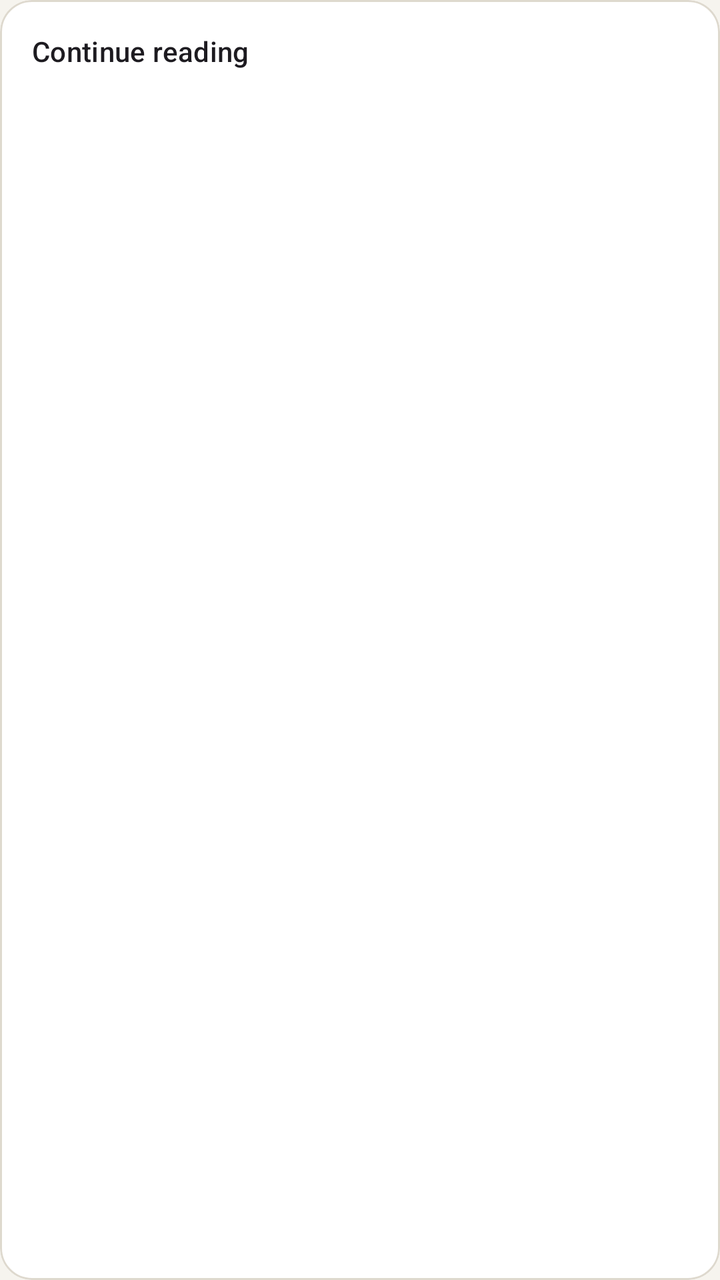
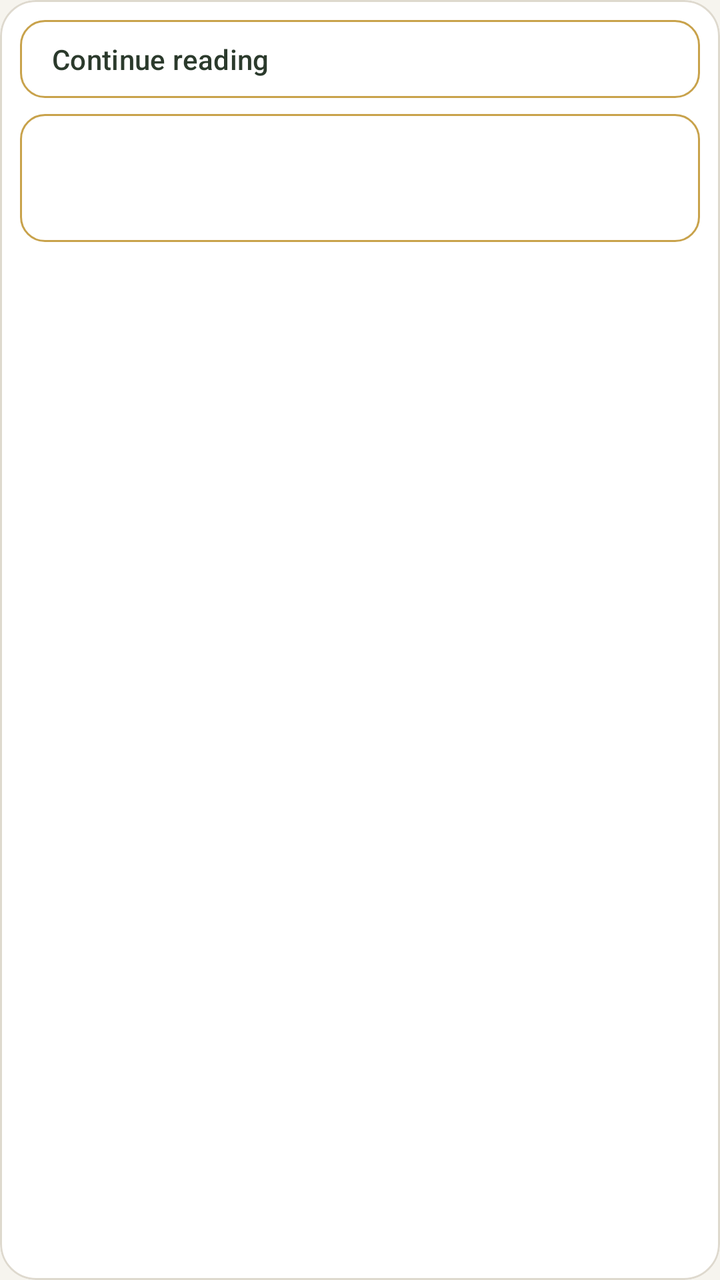

Before-and-after screenshots of an Android layout around one commit, followed by the original layout XML and the change that was made.
<!-- AndroidManifest.xml: application theme Theme.Sower -->
<!-- res/layout/item_continue.xml -->
<?xml version="1.0" encoding="utf-8"?>
<com.google.android.material.card.MaterialCardView xmlns:android="http://schemas.android.com/apk/res/android"
    xmlns:app="http://schemas.android.com/apk/res-auto"
    android:id="@+id/continueCard"
    android:layout_width="match_parent"
    android:layout_height="wrap_content"
    android:layout_marginStart="16dp"
    android:layout_marginEnd="16dp"
    android:layout_marginTop="12dp"
    app:cardBackgroundColor="@color/book_tile"
    app:cardCornerRadius="16dp"
    app:strokeColor="@color/book_tile_border"
    app:strokeWidth="1dp">

    <LinearLayout
        android:layout_width="match_parent"
        android:layout_height="wrap_content"
        android:orientation="vertical"
        android:padding="16dp">

        <TextView
            android:layout_width="wrap_content"
            android:layout_height="wrap_content"
            android:text="@string/continue_reading"
            android:textAppearance="?attr/textAppearanceLabelLarge" />

        <TextView
            android:id="@+id/continueWhere"
            android:layout_width="wrap_content"
            android:layout_height="wrap_content"
            android:layout_marginTop="4dp"
            android:textAppearance="?attr/textAppearanceTitleMedium" />
    </LinearLayout>
</com.google.android.material.card.MaterialCardView>
<!-- resources referenced by this layout -->
<resources>
  <color name="book_tile">#FFFFFF</color>
  <color name="book_tile_border">#DED9CE</color>
  <string name="continue_reading">Continue reading</string>
  <style name="Theme.Sower" parent="Base.Theme.Sower" />
  <style name="Base.Theme.Sower" parent="Theme.Material3.DayNight.NoActionBar">
          <item name="colorPrimary">@color/sower_green</item>
          <item name="colorOnPrimary">#FFFFFF</item>
          <item name="colorPrimaryContainer">#D8E8D4</item>
          <item name="colorOnPrimaryContainer">@color/sower_green_dark</item>
          <item name="colorSecondary">@color/sower_gold</item>
          
          <item name="android:colorBackground">@color/page_bg</item>
          <item name="android:windowBackground">@color/page_bg</item>
          <item name="colorSurface">@color/page_bg</item>
          
          <item name="android:statusBarColor">@android:color/transparent</item>
          
          <item name="bubbleBackground">@color/book_bubble</item>
          <item name="bubbleText">@color/sower_green_dark</item>
          <item name="bubbleRipple">@color/sower_green</item>
          <item name="sectionHeading">@color/sower_green</item>
      </style>
  <color name="sower_green">#2E6B34</color>
  <color name="sower_green_dark">#1E4A22</color>
  <color name="sower_gold">#C8A24B</color>
  <color name="page_bg">#F6F4EE</color>
  <color name="book_bubble">#D8E8D4</color>
</resources>

<!-- the commit's change to res/layout/item_continue.xml (unified diff, before → after) -->
@@ -7,8 +7,10 @@
     android:layout_marginStart="16dp"
     android:layout_marginEnd="16dp"
     android:layout_marginTop="12dp"
+    android:clickable="true"
+    android:focusable="true"
     app:cardBackgroundColor="@color/book_tile"
-    app:cardCornerRadius="16dp"
+    app:cardCornerRadius="18dp"
     app:strokeColor="@color/book_tile_border"
     app:strokeWidth="1dp">
 
@@ -16,19 +18,33 @@
         android:layout_width="match_parent"
         android:layout_height="wrap_content"
         android:orientation="vertical"
-        android:padding="16dp">
+        android:padding="10dp">
 
         <TextView
-            android:layout_width="wrap_content"
+            android:layout_width="match_parent"
             android:layout_height="wrap_content"
+            android:background="@drawable/inner_box"
+            android:paddingStart="16dp"
+            android:paddingEnd="16dp"
+            android:paddingTop="10dp"
+            android:paddingBottom="10dp"
             android:text="@string/continue_reading"
-            android:textAppearance="?attr/textAppearanceLabelLarge" />
+            android:textAppearance="?attr/textAppearanceTitleSmall"
+            android:textColor="@color/book_text" />
 
         <TextView
             android:id="@+id/continueWhere"
-            android:layout_width="wrap_content"
+            android:layout_width="match_parent"
             android:layout_height="wrap_content"
-            android:layout_marginTop="4dp"
-            android:textAppearance="?attr/textAppearanceTitleMedium" />
+            android:layout_marginTop="8dp"
+            android:background="@drawable/inner_box"
+            android:gravity="center_vertical"
+            android:minHeight="64dp"
+            android:paddingStart="16dp"
+            android:paddingEnd="16dp"
+            android:paddingTop="12dp"
+            android:paddingBottom="12dp"
+            android:textColor="@color/book_text"
+            android:textSize="20sp" />
     </LinearLayout>
 </com.google.android.material.card.MaterialCardView>
<!-- resource entries referenced after the edit -->
@@ -1,9 +1,21 @@
 <!-- resources referenced by this layout -->
 <resources>
+  <color name="book_text">#2B3A2C</color>
   <color name="book_tile">#FFFFFF</color>
   <color name="book_tile_border">#DED9CE</color>
+  <!-- drawable inner_box (drawable) -->
+  <?xml version="1.0" encoding="utf-8"?>
+  <shape xmlns:android="http://schemas.android.com/apk/res/android"
+      android:shape="rectangle">
+      <solid android:color="@color/book_tile" />
+      <corners android:radius="12dp" />
+      <stroke
+          android:width="1dp"
+          android:color="@color/sower_gold" />
+  </shape>
   <string name="continue_reading">Continue reading</string>
   <style name="Theme.Sower" parent="Base.Theme.Sower" />
+  <color name="sower_gold">#C8A24B</color>
   <style name="Base.Theme.Sower" parent="Theme.Material3.DayNight.NoActionBar">
           <item name="colorPrimary">@color/sower_green</item>
           <item name="colorOnPrimary">#FFFFFF</item>
@@ -24,7 +36,6 @@
       </style>
   <color name="sower_green">#2E6B34</color>
   <color name="sower_green_dark">#1E4A22</color>
-  <color name="sower_gold">#C8A24B</color>
   <color name="page_bg">#F6F4EE</color>
   <color name="book_bubble">#D8E8D4</color>
 </resources>
